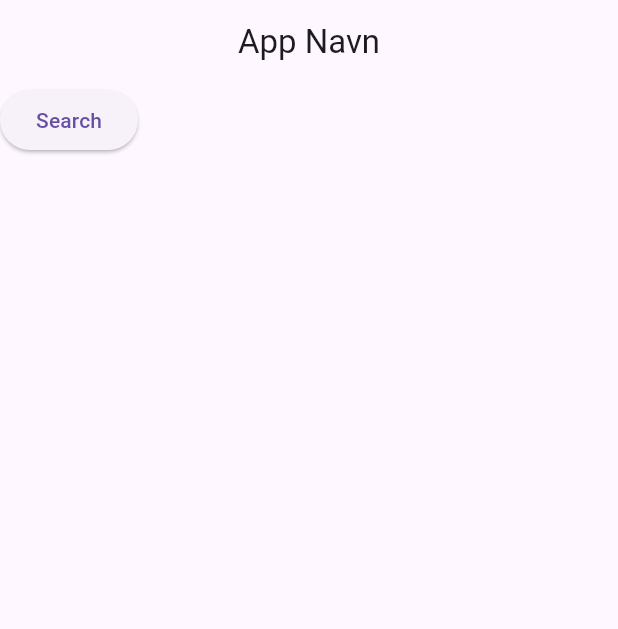
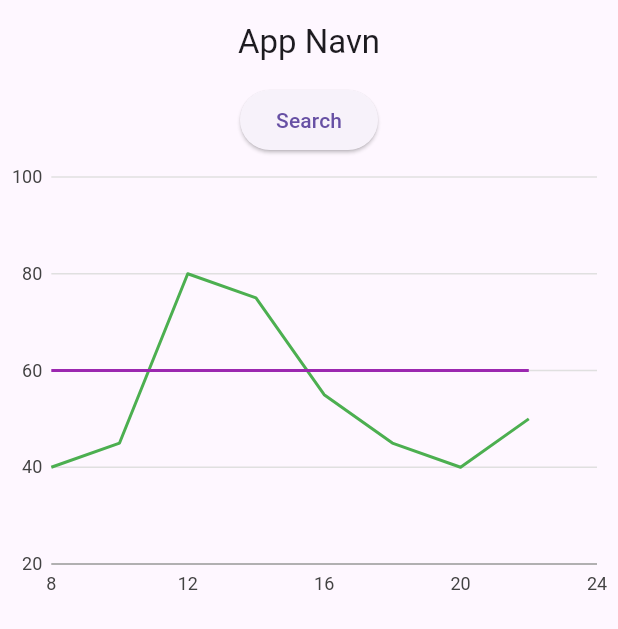
Before and after one commit to lynetma2/inno-projekt, a Flutter app: the screen it shows after launch, on a phone screen of 412 x 824 dp. Shown: the top 629 px of the screen. Run offline on Flutter 3.47's test engine with Material 2 defaults, Android fonts, the phone set to English and light mode, and no system bars; our stand-ins replace charts_flutter, image_picker; missing offline and left inert: google_mlkit_commons, google_mlkit_text_recognition.

Commit message:
bare for at skifte pc

```diff
--- a/frontend/app/lib/main.dart
+++ b/frontend/app/lib/main.dart
@@ -1,4 +1,5 @@
 import 'package:app/resultPage.dart';
+import 'package:app/testChart.dart';
 import 'package:flutter/material.dart';
 import 'package:google_mlkit_commons/google_mlkit_commons.dart';
 import 'package:google_mlkit_text_recognition/google_mlkit_text_recognition.dart';
@@ -27,6 +28,7 @@ class MyApp extends StatelessWidget {
 
 class MyHomePage extends StatefulWidget {
   const MyHomePage({super.key, required this.title});
+
   final String title;
 
   @override
@@ -47,17 +49,27 @@ class _MyHomePageState extends State<MyHomePage> {
   }
 
   void _switchPage() {
-    Navigator.push(context, MaterialPageRoute(builder: (context) => const ResultPage()));
+    Navigator.push(
+        context, MaterialPageRoute(builder: (context) => const ResultPage()));
   }
 
   @override
   Widget build(BuildContext context) {
     return Scaffold(
-      appBar: AppBar(title: Text("App Navn"), centerTitle: true,),
-      body: Container(
-        child: ElevatedButton(
-          child: Text("Search"),
-          onPressed: _findtext,
+      appBar: AppBar(
+        title: Text("App Navn"),
+        centerTitle: true,
+      ),
+      body: SingleChildScrollView(
+        child: Column(
+          mainAxisSize: MainAxisSize.min,
+          children: [
+            ElevatedButton(
+              child: Text("Search"),
+              onPressed: _findtext,
+            ),
+            SizedBox(height: 300, child: TestChart.withSampleData()),
+          ],
         ),
       ),
     );
--- /dev/null
+++ b/frontend/app/lib/testChart.dart
@@ -0,0 +1,97 @@
+import 'package:flutter/material.dart';
+import 'package:charts_flutter/flutter.dart' as charts;
+
+class TestChart extends StatelessWidget {
+  final List<charts.Series<dynamic, num>> seriesList;
+  final bool animate;
+
+  const TestChart(this.seriesList, {required this.animate});
+
+  /// Creates a [LineChart] with sample data and no transition.
+  factory TestChart.withSampleData() {
+    return TestChart(
+      _createSampleData(),
+      // Disable animations for image tests.
+      animate: false,
+    );
+  }
+
+  @override
+  Widget build(BuildContext context) {
+    return charts.LineChart(seriesList,
+        animate: animate,
+        domainAxis: const charts.NumericAxisSpec(
+          tickProviderSpec: charts.BasicNumericTickProviderSpec(zeroBound: false),
+          viewport: charts.NumericExtents(8, 22)
+        ),
+        primaryMeasureAxis: const charts.NumericAxisSpec(
+            tickProviderSpec: charts.BasicNumericTickProviderSpec(zeroBound: false),
+            viewport: charts.NumericExtents(20, 90)
+        ),
+        customSeriesRenderers: [
+          charts.LineRendererConfig(
+              // ID used to link series to this renderer.
+              customRendererId: 'customArea',
+              includeArea: true,
+              stacked: true),
+        ]);
+  }
+
+  /// Create one series with sample hard coded data.
+  static List<charts.Series<RelativeHumidity, int>> _createSampleData() {
+    final myFakeDesktopData = [
+      RelativeHumidity(8, 40),
+      RelativeHumidity(10, 45),
+      RelativeHumidity(12, 80),
+      RelativeHumidity(14, 75),
+      RelativeHumidity(16, 55),
+      RelativeHumidity(18, 45),
+      RelativeHumidity(20, 40),
+      RelativeHumidity(22, 50),
+    ];
+
+    var myFakeTabletData = [
+      RelativeHumidity(8, 60),
+      RelativeHumidity(10, 60),
+      RelativeHumidity(12, 60),
+      RelativeHumidity(14, 60),
+      RelativeHumidity(16, 60),
+      RelativeHumidity(18, 60),
+      RelativeHumidity(20, 60),
+      RelativeHumidity(22, 60),
+    ];
+
+    return [
+      charts.Series<RelativeHumidity, int>(
+        id: 'Desktop',
+        colorFn: (RelativeHumidity sales, _) {
+          if(sales.humidity < 60){
+            return charts.MaterialPalette.green.shadeDefault;
+          } else {
+            return charts.MaterialPalette.red.shadeDefault;
+          }
+        },
+        domainFn: (RelativeHumidity sales, _) => sales.time,
+        measureFn: (RelativeHumidity sales, _) => sales.humidity,
+        data: myFakeDesktopData,
+      ),
+        // Configure our custom bar target renderer for this series.
+        //..setAttribute(charts.rendererIdKey, 'customArea'),
+      charts.Series<RelativeHumidity, int>(
+        id: 'Tablet',
+        colorFn: (_, __) => charts.MaterialPalette.purple.shadeDefault,
+        domainFn: (RelativeHumidity sales, _) => sales.time,
+        measureFn: (RelativeHumidity sales, _) => sales.humidity,
+        data: myFakeTabletData,
+      ),
+    ];
+  }
+}
+
+/// Sample linear data type.
+class RelativeHumidity {
+  final int time;
+  final int humidity;
+
+  RelativeHumidity(this.time, this.humidity);
+}
--- a/frontend/app/pubspec.yaml
+++ b/frontend/app/pubspec.yaml
@@ -39,6 +39,7 @@ dependencies:
   google_ml_kit: ^0.13.0
   google_mlkit_text_recognition: ^0.5.0
   image_picker: ^0.8.6
+  charts_flutter: ^0.12.0
 
 dev_dependencies:
   flutter_test:
```
Also changed, not shown: frontend/app/lib/resultPage.dart (+57 -28 lines), frontend/app/pubspec.lock.
